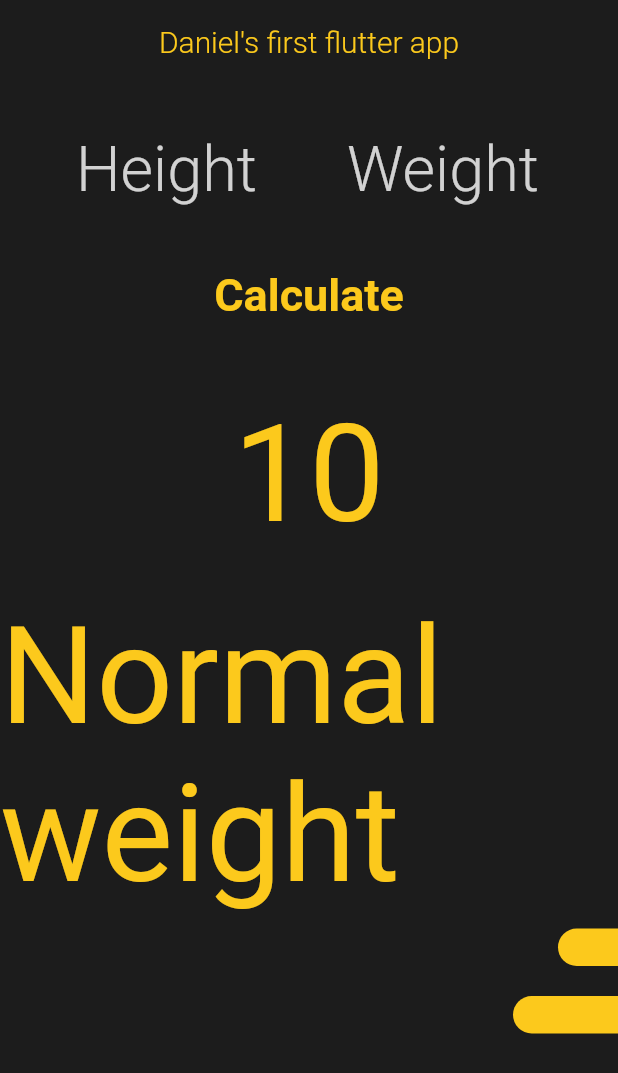
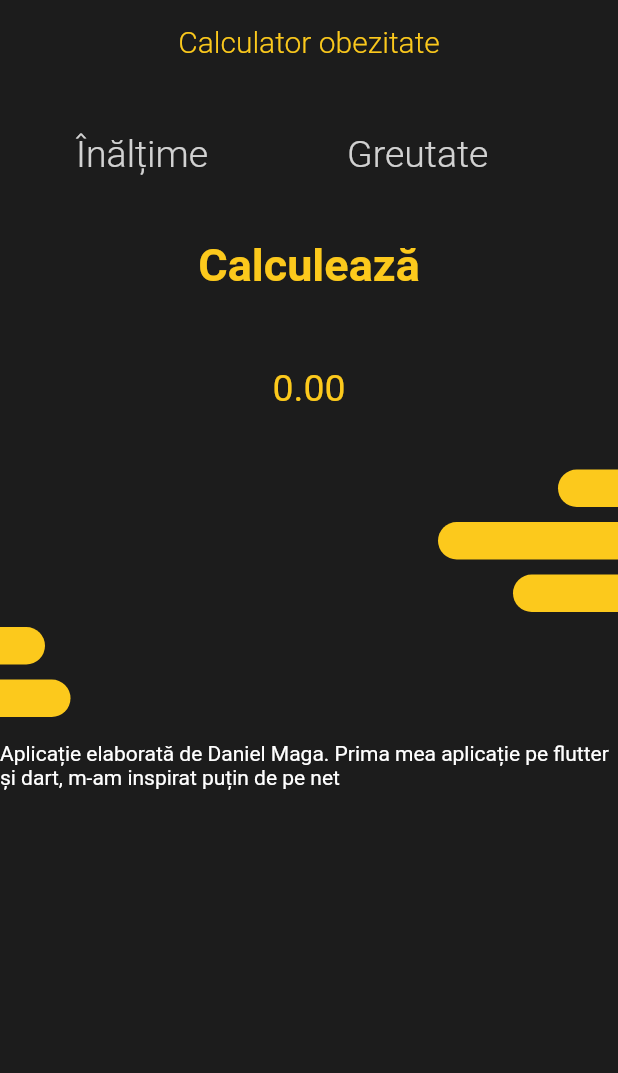
Before and after one commit to magadanuhak/MyFirstFlutterApp, a Flutter app: the screen it shows after launch, on a phone screen of 412 x 824 dp. Shown: the top 1073 px of the screen. Run offline on Flutter 3.47's test engine with Material 2 defaults, Android fonts, the phone set to English and light mode, and no system bars; our stand-ins replace hexcolor.

Commit message:
Final Version

```diff
--- a/lib/screens/home.dart
+++ b/lib/screens/home.dart
@@ -11,12 +11,17 @@ class HomeScreen extends StatefulWidget {
 }
 
 class _HomeScreenState extends State<HomeScreen> {
+  final TextEditingController _heightController = TextEditingController();
+  final TextEditingController _weightController = TextEditingController();
+  double resultWeight = 0;
+  String textResult = "";
+
   @override
   Widget build(BuildContext context) {
     return Scaffold(
       appBar: AppBar(
         title: Text(
-          "Daniel's first flutter app",
+          "Calculator obezitate",
           style: TextStyle(color: accentColor, fontWeight: FontWeight.w300),
         ),
         backgroundColor: Colors.transparent,
@@ -36,16 +41,17 @@ class _HomeScreenState extends State<HomeScreen> {
                 Container(
                   width: 130,
                   child: TextField(
+                    controller: _heightController,
                     style: TextStyle(
-                        fontSize: 42,
+                        fontSize: 25,
                         fontWeight: FontWeight.w300,
                         color: accentColor),
                     keyboardType: TextInputType.number,
                     decoration: InputDecoration(
                         border: InputBorder.none,
-                        hintText: "Height",
+                        hintText: "Înălțime",
                         hintStyle: TextStyle(
-                            fontSize: 42,
+                            fontSize: 25,
                             fontWeight: FontWeight.w300,
                             color: Colors.white.withOpacity(.8))),
                   ),
@@ -53,44 +59,100 @@ class _HomeScreenState extends State<HomeScreen> {
                 Container(
                   width: 130,
                   child: TextField(
+                    controller: _weightController,
                     style: TextStyle(
-                        fontSize: 42,
+                        fontSize: 25,
                         fontWeight: FontWeight.w300,
                         color: accentColor),
                     keyboardType: TextInputType.number,
                     decoration: InputDecoration(
                         border: InputBorder.none,
-                        hintText: "Weight",
+                        hintText: "Greutate",
                         hintStyle: TextStyle(
-                            fontSize: 42,
+                            fontSize: 25,
                             fontWeight: FontWeight.w300,
                             color: Colors.white.withOpacity(.8))),
                   ),
                 )
               ],
             ),
-            SizedBox(
+            const SizedBox(
               height: 30,
+            ),
+            GestureDetector(
+              onTap: () {
+                double _h = double.parse(_heightController.text);
+                double _w = double.parse(_weightController.text);
+                setState(() {
+                  resultWeight = _w / (_h * _h);
+
+                  if (resultWeight > 25) {
+                    textResult = "Ești obez";
+                  } else if (resultWeight >= 18.5 && resultWeight < 25) {
+                    textResult = "Ai o masă normală";
+                  } else {
+                    textResult = "Ar fi bine ca să te mai îngrași";
+                  }
+                });
+              },
+              child: Text(
+                "Calculează",
+                style: TextStyle(
+                    fontSize: 30,
+                    fontWeight: FontWeight.bold,
+                    color: accentColor),
+              ),
+            ),
+            const SizedBox(
+              height: 50,
             ),
             Container(
               child: Text(
-                "Calculate",
-                style: TextStyle(fontSize: 30, fontWeight: FontWeight.bold, color: accentColor),
+                resultWeight.toStringAsFixed(2),
+                style: TextStyle(fontSize: 25, color: accentColor),
               ),
             ),
-            SizedBox(height: 50,),
+            const SizedBox(
+              height: 30,
+            ),
+            Visibility(
+              visible: textResult.isNotEmpty,
+              child: Container(
+                child: Text(
+                  textResult,
+                  style: TextStyle(fontSize: 25, color: accentColor),
+                ),
+              ),
+            ),
+            const SizedBox(
+              height: 10,
+            ),
+            const LeftBar(barWidth: 40),
+            const SizedBox(
+              height: 10,
+            ),
+            const LeftBar(barWidth: 120),
+            const SizedBox(
+              height: 10,
+            ),
+            const LeftBar(barWidth: 70),
+            const SizedBox(
+              height: 10,
+            ),
+            const RightBar(barWidth: 30),
+            const SizedBox(
+              height: 10,
+            ),
+            const RightBar(barWidth: 47),
+            const SizedBox( height: 16,),
+
             Container(
-              child: Text("10", style: TextStyle(fontSize: 90, color:accentColor),),
-            ),
-            SizedBox(height: 30,),
-            Container(
-              child: Text("Normal weight", style: TextStyle(fontSize: 90, color:accentColor),),
-            ),
-            SizedBox(height: 10,),
-            LeftBar(barWidth: 40),
-            SizedBox(height: 20,),
-            LeftBar(barWidth: 70),
-
+              alignment: Alignment.bottomCenter,
+              child: const Text(
+                "Aplicație elaborată de Daniel Maga. Prima mea aplicație pe flutter și dart, m-am inspirat puțin de pe net",
+                style: TextStyle(fontSize: 14, fontWeight: FontWeight.normal, color: Colors.white),
+              ),
+            )
           ],
         ),
       ),
--- a/lib/widgets/right_bar.dart
+++ b/lib/widgets/right_bar.dart
@@ -17,8 +17,8 @@ class RightBar extends StatelessWidget{
           width:  barWidth,
           decoration: BoxDecoration(
               borderRadius: const BorderRadius.only(
-                  topLeft: Radius.circular(20),
-                  bottomLeft: Radius.circular(20)
+                  topRight: Radius.circular(20),
+                  bottomRight: Radius.circular(20)
               ),
               color: accentColor
 
```
